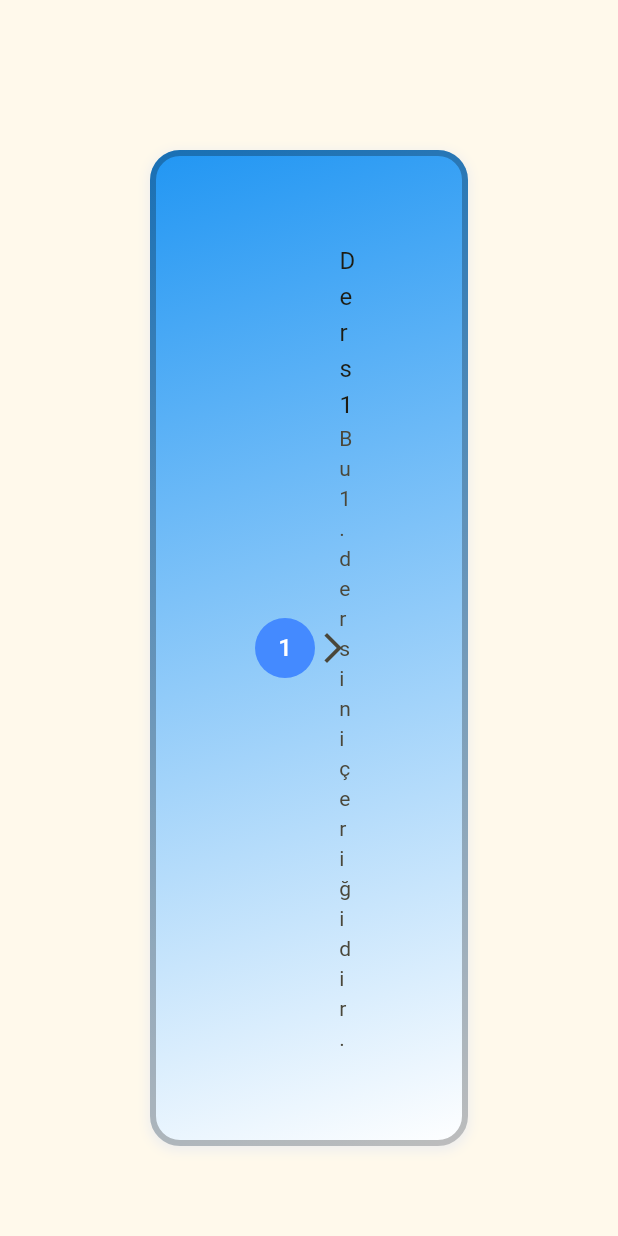
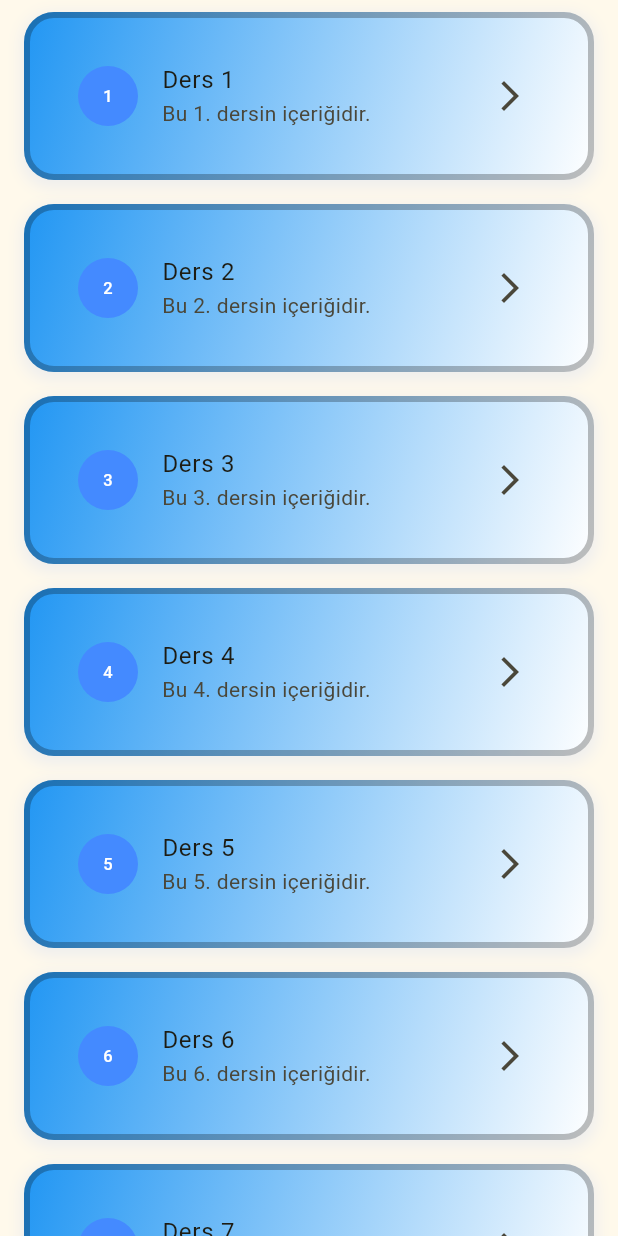
Before and after one commit to LingoCore/LingoCore, a Flutter app: the CourseScreen screen opened directly, on a phone screen of 412 x 824 dp. Run offline on Flutter 3.47's test engine with Material 3 defaults, Android fonts, the phone set to English and light mode, and no system bars.

Commit message:
Padding adjustments and other fixes added based on feedback

```diff
--- a/lingocore/lib/screens/course_screen.dart
+++ b/lingocore/lib/screens/course_screen.dart
@@ -23,37 +23,49 @@ class _CourseScreenState extends State<CourseScreen> {
 
           final lessonTitle = lessons[index];
           final lessonsDescription = lessonDescription[index];
+          const double maxContentWidth = 600.0; // to prevents content from becoming excessively fragmented on very wide screens.
 
-          return Container(
-            // width: 300,
-            // height: 100,
-            padding: EdgeInsets.all(50),
-            margin: EdgeInsets.all(100),
-            alignment: Alignment.center, // to center the text
+          return Padding(
+            padding: const EdgeInsets.symmetric(horizontal: 16.0, vertical: 8.0),
+            child: Center(
+              child: ConstrainedBox( // sets a maximum width limit on the content.
+                constraints: const BoxConstraints(
+                  maxWidth: maxContentWidth),
+                child: Container(
+                  padding: EdgeInsets.all(16.0),
                   decoration: BoxDecoration( // to customize the container
-              color: Colors.blueGrey,
                     borderRadius: BorderRadius.circular(20),
                     border: Border.all(width: 4, color: Colors.black26), // frame
-              gradient: LinearGradient( // renk geçişli görünüm sağlar.
+                    gradient: LinearGradient(  // provides a color transition appearance.
                       colors: [Colors.blue, Colors.white],
                       begin: Alignment.topLeft,
                       end: Alignment.bottomRight,
                       ),
 
-              boxShadow: [ // Gölgelendirmek için
+                    // to shade
+                    boxShadow: [
                       BoxShadow(
                       color: Colors.grey.shade200,
-                blurRadius: 6, // rengi belirginleştirmek için (bulanıklık değeri)
-                spreadRadius: 1, // rengi daha fazla yaymak için (yayılma değeri)
-                offset: Offset(0,2), // üstten güneş vurmuş gibi bir efekt bırakıyor
+                      blurRadius: 8, // to highlight the color (blur value)
+                      spreadRadius: 2, // to spread the color more (spread value)
+                      offset: Offset(0,3), // gives an effect as if the sun hit from above.
                       ),
                     ]
                   ),
                   child: ListTile(
-              leading: CircleAvatar(
-                backgroundColor: Colors.blueAccent,
-                foregroundColor: Colors.white,
-                child: Text('${index + 1}'),
+                    leading: ClipOval(
+                      child: Container(
+                        width: 40.0, // A value close to the default diameter of the CircleAvatar (radius=20)
+                        height: 40.0, // Width and height must be the same to make it a circle
+                        color: Colors.blueAccent,
+                        alignment: Alignment.center,
+                        child: Text(
+                          '${index + 1}',
+                          style: TextStyle(
+                            color: Colors.white,
+                          ),
+                        ),
+                      ),
                     ),
 
                     title: Text(lessonTitle),
@@ -69,10 +81,10 @@ class _CourseScreenState extends State<CourseScreen> {
                       );
                     },
                   ),
+                ),
+              ),
+            ),
           );
-
-
-
         }
       ),
     );
```
Lines whose indentation alone changed are shown as unchanged.
